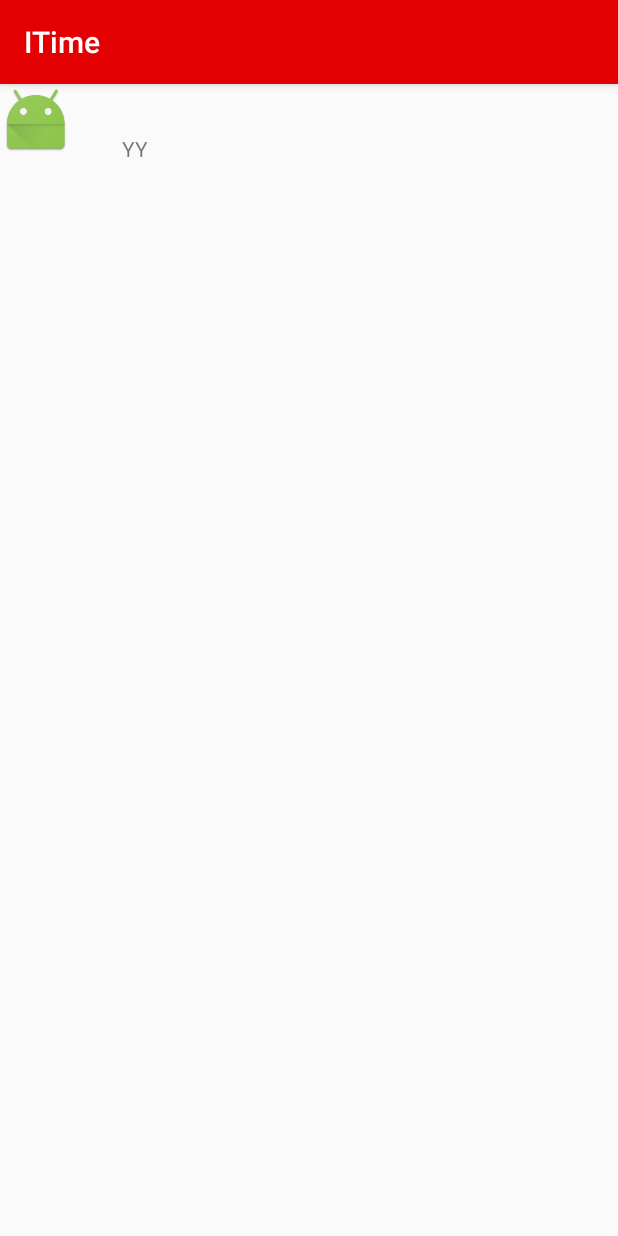
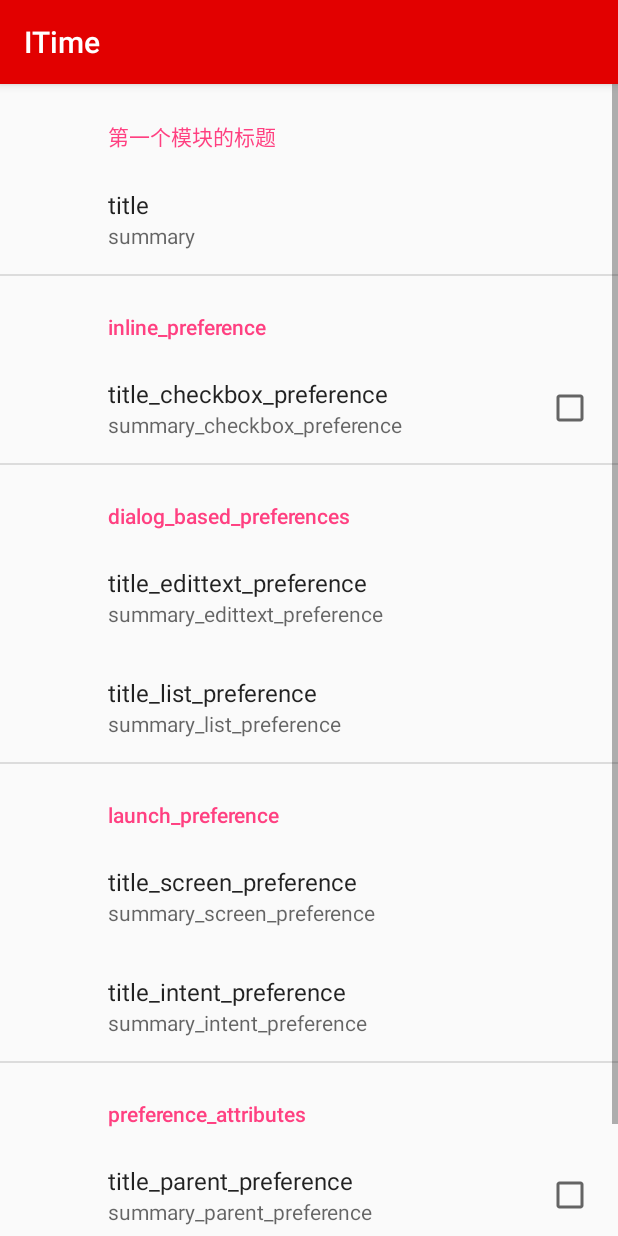
Before and after one commit to naturecurly/ITime, an Android app: the fragment SettingsFragment shown on its own in the app's theme, on a phone screen of 412 x 824 dp. Run offline under Robolectric (Android 15) with nearby library versions, the phone set to English and light mode, and no system bars; our stand-ins replace androidx.preference.

Commit message:
Add: Settings Fragment
Just for test. Should be rebased and squarshed

```diff
--- a/app/src/main/java/com/itime/team/itime/fragments/ProfileFragment.java
+++ /dev/null
@@ -1,47 +0,0 @@
-package com.itime.team.itime.fragments;
-
-import android.os.Bundle;
-import android.support.annotation.Nullable;
-import android.support.v4.app.Fragment;
-import android.view.LayoutInflater;
-import android.view.View;
-import android.view.ViewGroup;
-import android.widget.Button;
-import android.widget.LinearLayout;
-
-import com.itime.team.itime.activities.R;
-import com.itime.team.itime.views.widget.ImageButton_Text_Image;
-
-/**
- * Created by mac on 15/12/20.
- */
-public class ProfileFragment extends Fragment {
-    private View profile;
-    private LinearLayout mProfilePhotoLayout;
-    private ImageButton_Text_Image mPhoto;
-    private Button mBack;
-
-    @Nullable
-    @Override
-    public View onCreateView(LayoutInflater inflater, ViewGroup container, Bundle savedInstanceState) {
-        profile = inflater.inflate(R.layout.fragment_profile, null);
-        initData();
-        return profile;
-    }
-
-    public void initData(){
-        mProfilePhotoLayout = (LinearLayout) profile.findViewById(R.id.profile_photo);
-        mPhoto = new ImageButton_Text_Image(getActivity(),R.drawable.facebook,R.string.profile_photo);
-        mProfilePhotoLayout.addView(mPhoto);
-
-        mBack = (Button) profile.findViewById(R.id.profile_back);
-        mBack.setOnClickListener(new View.OnClickListener() {
-            @Override
-            public void onClick(View v) {
-                getFragmentManager().beginTransaction()
-                        .replace(R.id.realtab_content, new SettingsFragment())
-                        .commit();
-            }
-        });
-    }
-}
--- a/app/src/main/java/com/itime/team/itime/fragments/SettingsFragment.java
+++ b/app/src/main/java/com/itime/team/itime/fragments/SettingsFragment.java
@@ -1,69 +1,46 @@
+/*
+ * Copyright (C) 2016 Yorkfine Chan <yorkfinechan@gmail.com>
+ *
+ * Licensed under the Apache License, Version 2.0 (the "License");
+ * you may not use this file except in compliance with the License.
+ * You may obtain a copy of the License at
+ *
+ *      http://www.apache.org/licenses/LICENSE-2.0
+ *
+ * Unless required by applicable law or agreed to in writing, software
+ * distributed under the License is distributed on an "AS IS" BASIS,
+ * WITHOUT WARRANTIES OR CONDITIONS OF ANY KIND, either express or implied.
+ * See the License for the specific language governing permissions and
+ * limitations under the License.
+ */
+
 package com.itime.team.itime.fragments;
 
-import android.content.Intent;
 import android.os.Bundle;
-import android.support.v4.app.Fragment;
-import android.util.Log;
-import android.view.LayoutInflater;
+import android.support.v4.content.ContextCompat;
+import android.support.v7.preference.PreferenceFragmentCompat;
 import android.view.View;
-import android.view.ViewGroup;
-import android.widget.LinearLayout;
 
-import com.itime.team.itime.activities.ProfileActivity;
 import com.itime.team.itime.activities.R;
-import com.itime.team.itime.views.widget.ImageButton_Image_Text;
 
 /**
- * Created by mac on 15/12/19.
+ * Created by Xuhui Chen (yorkfine) on 10/01/16.
  */
-public class SettingsFragment extends Fragment{
-    private View mSettings;
-    private ImageButton_Image_Text mName;
-    private ImageButton_Image_Text mPreference;
-    private ImageButton_Image_Text mImport;
-    private LinearLayout mNameLayout;
-    private LinearLayout mPreferenceLayout;
-    private LinearLayout mImportLayout;
+public class SettingsFragment extends PreferenceFragmentCompat {
 
-    private ProfileFragment mProfileFragment;
     @Override
-    public View onCreateView(LayoutInflater inflater, ViewGroup container, Bundle savedInstanceState) {
-        mSettings = inflater.inflate(R.layout.fragment_settings,null);
-        init();
-        return mSettings;
+    public void onViewCreated(View view, Bundle savedInstanceState) {
+        super.onViewCreated(view, savedInstanceState);
+
+        // Set the default white background in the view so as to avoid transparency
+        view.setBackgroundColor(
+                ContextCompat.getColor(getContext(), R.color.background_material_light));
+
     }
 
-    private void init(){
-        mName = new ImageButton_Image_Text(getActivity(), R.mipmap.ic_launcher, "YY");
-        mNameLayout = (LinearLayout) mSettings.findViewById(R.id.setting_name);
-        mNameLayout.addView(mName);
-        mProfileFragment = new ProfileFragment();
-        mName.setOnClickListener(new View.OnClickListener() {
-            @Override
-            public void onClick(View v) {
-                Intent intent = new Intent(getActivity(), ProfileActivity.class);
-                getActivity().startActivity(intent);
-            }
-        });
-
-        mPreference = new ImageButton_Image_Text(getActivity(),R.mipmap.ic_launcher, R.string.settings_preference);
-        mPreferenceLayout = (LinearLayout) mSettings.findViewById(R.id.setting_preferences);
-        mPreferenceLayout.addView(mPreference);
-        mPreference.setOnClickListener(new View.OnClickListener() {
-            @Override
-            public void onClick(View v) {
-                Log.i("Preference","aaa");
-            }
-        });
-
-        mImport = new ImageButton_Image_Text(getActivity(),R.mipmap.ic_launcher,R.string.settings_import);
-        mImportLayout = (LinearLayout) mSettings.findViewById(R.id.setting_import);
-        mImportLayout.addView(mImport);
-        mImport.setOnClickListener(new View.OnClickListener() {
-            @Override
-            public void onClick(View v) {
-                Log.i("Import","bbbbb");
-            }
-        });
+    @Override
+    public void onCreatePreferences(Bundle bundle, String s) {
+        //addPreferencesFromResource(R.xml.preferences);
+        setPreferencesFromResource(R.xml.preferences, s);
     }
 }
--- /dev/null
+++ b/app/src/main/res/values/arrays.xml
@@ -0,0 +1,11 @@
+<?xml version="1.0" encoding="utf-8"?>
+<resources>
+    <string-array name="entries_list_preference">
+        <item>Metric</item>
+        <item>Imperial</item>
+    </string-array>
+    <string-array name="entry_values_list_preference">
+        <item>Metric value</item>
+        <item>Imperial value</item>
+    </string-array>
+</resources>
--- a/app/src/main/res/values/strings.xml
+++ b/app/src/main/res/values/strings.xml
@@ -20,4 +20,27 @@
     <string name="meeting_date_button">Date</string>
     <string name="meeting_send_invitation_name">Name</string>
     <string name="meeting_send_invitation_venue">Venue</string>
+
+    <string name="inline_preferences">inline_preference</string>
+    <string name="summary_checkbox_preference">summary_checkbox_preference</string>
+    <string name="title_checkbox_preference">title_checkbox_preference</string>
+    <string name="dialog_based_preferences">dialog_based_preferences</string>
+    <string name="dialog_title_edittext_preference">dialog_title_edittext_preference</string>
+    <string name="summary_edittext_preference">summary_edittext_preference</string>
+    <string name="title_edittext_preference">title_edittext_preference</string>
+    <string name="dialog_title_list_preference">dialog_title_list_preference</string>
+    <string name="summary_list_preference">summary_list_preference</string>
+    <string name="title_list_preference">title_list_preference</string>
+    <string name="preference_attributes">preference_attributes</string>
+    <string name="summary_parent_preference">summary_parent_preference</string>
+    <string name="title_parent_preference">title_parent_preference</string>
+    <string name="summary_child_preference">summary_child_preference</string>
+    <string name="title_child_preference">title_child_preference</string>
+    <string name="launch_preferences">launch_preference</string>
+    <string name="title_screen_preference">title_screen_preference</string>
+    <string name="summary_screen_preference">summary_screen_preference</string>
+    <string name="title_next_screen_toggle_preference">title_next_screen_toggle_preference</string>
+    <string name="summary_next_screen_toggle_preference">summary_next_screen_toggle_preference</string>
+    <string name="title_intent_preference">title_intent_preference</string>
+    <string name="summary_intent_preference">summary_intent_preference</string>
 </resources>
--- a/app/src/main/res/values/styles.xml
+++ b/app/src/main/res/values/styles.xml
@@ -6,6 +6,7 @@
         <item name="colorPrimary">@color/colorPrimary</item>
         <item name="colorPrimaryDark">@color/colorPrimaryDark</item>
         <item name="colorAccent">@color/colorAccent</item>
+        <item name="preferenceTheme">@style/PreferenceThemeOverlay</item>
     </style>
 
     <style name="AppTheme.NoActionBar">
--- /dev/null
+++ b/app/src/main/res/xml/preferences.xml
@@ -0,0 +1,106 @@
+<?xml version="1.0" encoding="utf-8"?>
+<PreferenceScreen xmlns:android="http://schemas.android.com/apk/res/android"
+    android:layout_width="match_parent"
+    android:layout_height="match_parent"
+    android:title="Setting">
+
+    <PreferenceCategory android:title="第一个模块的标题">
+
+        <Preference
+            android:summary="summary"
+            android:title="title">
+
+        </Preference>
+
+    </PreferenceCategory>
+
+    <PreferenceCategory android:title="@string/inline_preferences">
+
+        <CheckBoxPreference
+            android:key="checkbox_preference"
+            android:summary="@string/summary_checkbox_preference"
+            android:title="@string/title_checkbox_preference" />
+
+    </PreferenceCategory>
+
+    <PreferenceCategory android:title="@string/dialog_based_preferences">
+
+        <EditTextPreference
+            android:dialogTitle="@string/dialog_title_edittext_preference"
+            android:key="edittext_preference"
+            android:summary="@string/summary_edittext_preference"
+            android:title="@string/title_edittext_preference" />
+
+        <ListPreference
+            android:dialogTitle="@string/dialog_title_list_preference"
+            android:entries="@array/entries_list_preference"
+            android:entryValues="@array/entryvalues_list_preference"
+            android:key="list_preference"
+            android:summary="@string/summary_list_preference"
+            android:title="@string/title_list_preference" />
+
+    </PreferenceCategory>
+
+    <PreferenceCategory
+        android:title="@string/launch_preferences">
+
+        <!-- This PreferenceScreen tag serves as a screen break (similar to page break
+             in word processing). Like for other preference types, we assign a key
+             here so it is able to save and restore its instance state. -->
+        <PreferenceScreen
+            android:layout_width="match_parent"
+            android:layout_height="match_parent"
+            android:key="screen_preference"
+            android:title="@string/title_screen_preference"
+            android:summary="@string/summary_screen_preference">
+
+            <!-- You can place more preferences here that will be shown on the next screen. -->
+
+            <CheckBoxPreference
+                android:key="next_screen_checkbox_preference"
+                android:title="@string/title_next_screen_toggle_preference"
+                android:summary="@string/summary_next_screen_toggle_preference" />
+
+            <CheckBoxPreference
+                android:key="next_screen_checkbox_preference"
+                android:title="@string/title_next_screen_toggle_preference"
+                android:summary="@string/summary_next_screen_toggle_preference" />
+
+            <CheckBoxPreference
+                android:key="next_screen_checkbox_preference"
+                android:title="@string/title_next_screen_toggle_preference"
+                android:summary="@string/summary_next_screen_toggle_preference" />
+
+        </PreferenceScreen>
+
+        <PreferenceScreen
+            android:title="@string/title_intent_preference"
+            android:summary="@string/summary_intent_preference">
+
+            <intent android:action="android.intent.action.VIEW"
+                android:data="http://www.android.com" />
+
+        </PreferenceScreen>
+
+    </PreferenceCategory>
+
+    <PreferenceCategory android:title="@string/preference_attributes">
+
+        <CheckBoxPreference
+            android:key="parent_checkbox_preference"
+            android:summary="@string/summary_parent_preference"
+            android:title="@string/title_parent_preference" />
+
+        <!-- The visual style of a child is defined by this styled theme attribute. -->
+        <CheckBoxPreference
+            android:dependency="parent_checkbox_preference"
+            android:key="child_checkbox_preference"
+            android:layout="?android:attr/preferenceLayoutChild"
+            android:summary="@string/summary_child_preference"
+            android:title="@string/title_child_preference" />
+
+    </PreferenceCategory>
+
+
+
+</PreferenceScreen>
```
Also changed, not shown: app/src/main/AndroidManifest.xml (+0 -10 lines), app/src/main/java/com/itime/team/itime/activities/MainActivity.java (+19 -1 lines), app/src/main/java/com/itime/team/itime/activities/PreferenceActivity.java (deleted, +0 -43 lines).
